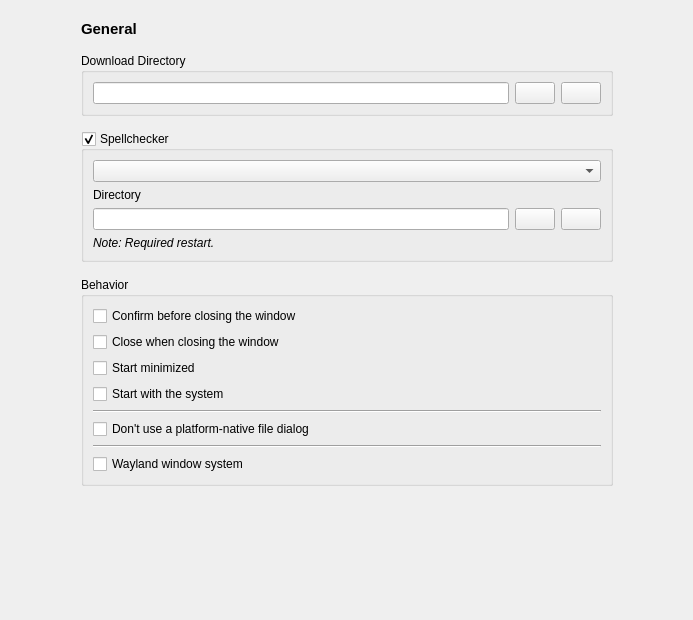
Qt form zapzap/ui/ui_page_general.ui (clairerb6/zapzap) before a commit.
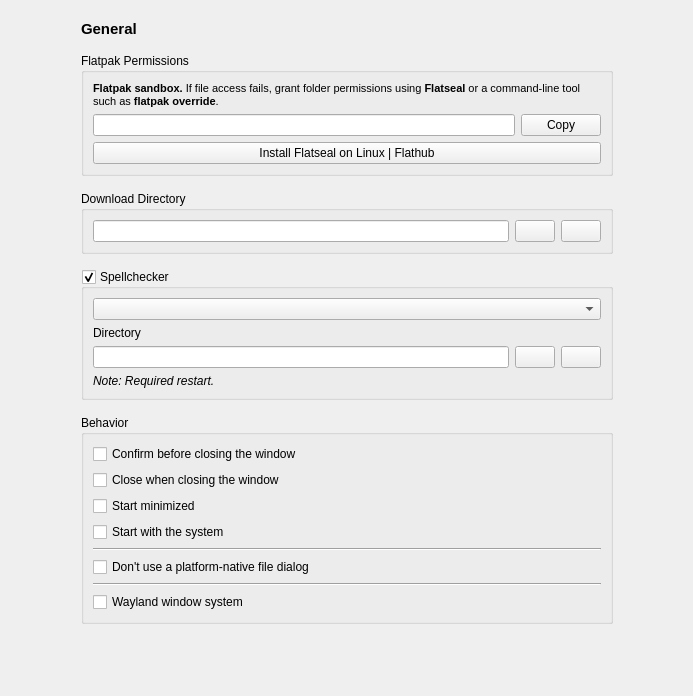
The same form after that commit.

Commit message:
Add BuildInfo.py generation and update workflows for multi-platform builds
- Added generation of BuildInfo.py in the zapzap directory to include build metadata.
- Updated GitHub Actions workflows to support building for Python, Windows, and AnyLinux AppImage.
- Enhanced the release process with options for publishing artifacts.
- Introduced a new script for managing dependencies in the AnyLinux AppImage build.
- Updated various translation files with refreshed POT-Creation-Date and new entries.

```diff
--- a/zapzap/ui/ui_page_general.ui
+++ b/zapzap/ui/ui_page_general.ui
@@ -7,7 +7,7 @@
     <x>0</x>
     <y>0</y>
     <width>693</width>
-    <height>620</height>
+    <height>696</height>
    </rect>
   </property>
   <property name="windowTitle">
@@ -60,6 +60,63 @@
           </property>
          </widget>
         </item>
+        <item>
+         <widget class="QGroupBox" name="flatpak_permissions_groupBox">
+          <property name="toolTip">
+           <string/>
+          </property>
+          <property name="title">
+           <string>Flatpak Permissions</string>
+          </property>
+          <layout class="QGridLayout" name="gridLayout_4">
+           <item row="1" column="1">
+            <widget class="QPushButton" name="btn_copy_flatpak_command">
+             <property name="text">
+              <string>Copy</string>
+             </property>
+            </widget>
+           </item>
+           <item row="1" column="0">
+            <widget class="QLineEdit" name="flatpak_command_input">
+             <property name="toolTip">
+              <string>Select and copy this command in your terminal</string>
+             </property>
+             <property name="readOnly">
+              <bool>true</bool>
+             </property>
+            </widget>
+           </item>
+           <item row="2" column="0" colspan="2">
+            <widget class="QPushButton" name="btn_open_flatseal">
+             <property name="toolTip">
+              <string>Flatseal is a graphical utility to review and modify permissions from your Flatpak applications.</string>
+             </property>
+             <property name="text">
+              <string>Install Flatseal on Linux | Flathub</string>
+             </property>
+            </widget>
+           </item>
+           <item row="0" column="0" colspan="2">
+            <widget class="QLabel" name="label_flatpak_info">
+             <property name="font">
+              <font>
+               <pointsize>8</pointsize>
+              </font>
+             </property>
+             <property name="text">
+              <string>&lt;html&gt;&lt;head/&gt;&lt;body&gt;&lt;p&gt;&lt;span style=&quot; font-weight:700;&quot;&gt;Flatpak sandbox.&lt;/span&gt; If file access fails, grant folder permissions using &lt;span style=&quot; font-weight:700;&quot;&gt;Flatseal&lt;/span&gt; or a command-line tool such as &lt;span style=&quot; font-weight:700;&quot;&gt;flatpak override&lt;/span&gt;.&lt;/p&gt;&lt;/body&gt;&lt;/html&gt;</string>
+             </property>
+             <property name="scaledContents">
+              <bool>true</bool>
+             </property>
+             <property name="wordWrap">
+              <bool>true</bool>
+             </property>
+            </widget>
+           </item>
+          </layout>
+         </widget>
+        </item>
         <item>
          <widget class="QGroupBox" name="groupBox_3">
           <property name="title">
```
Left out of the diff: 14 changed lines with no effect on the pictures. The commit also changes 59 other files.
